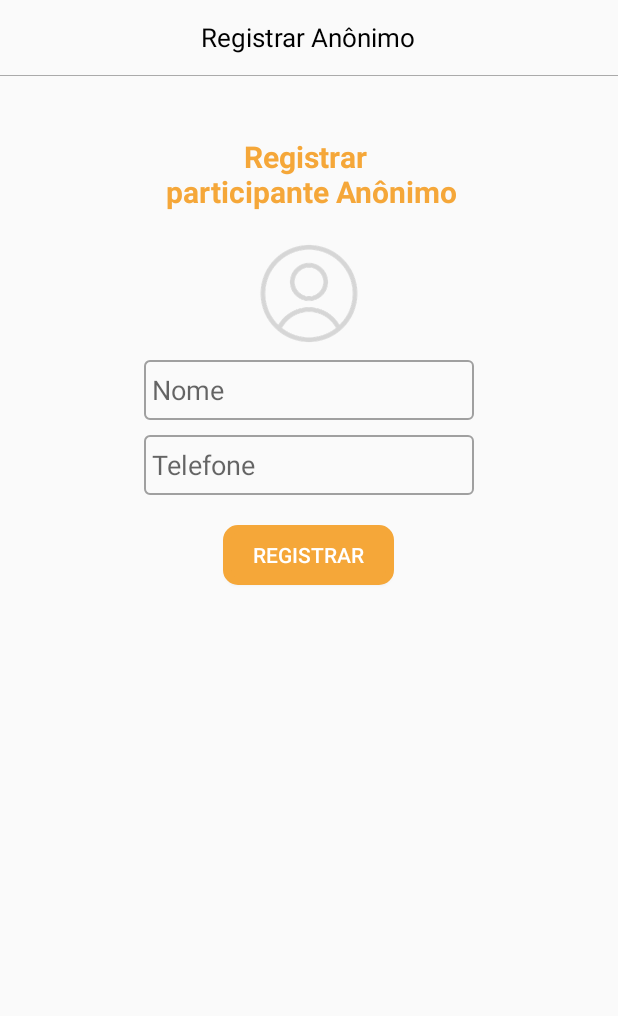
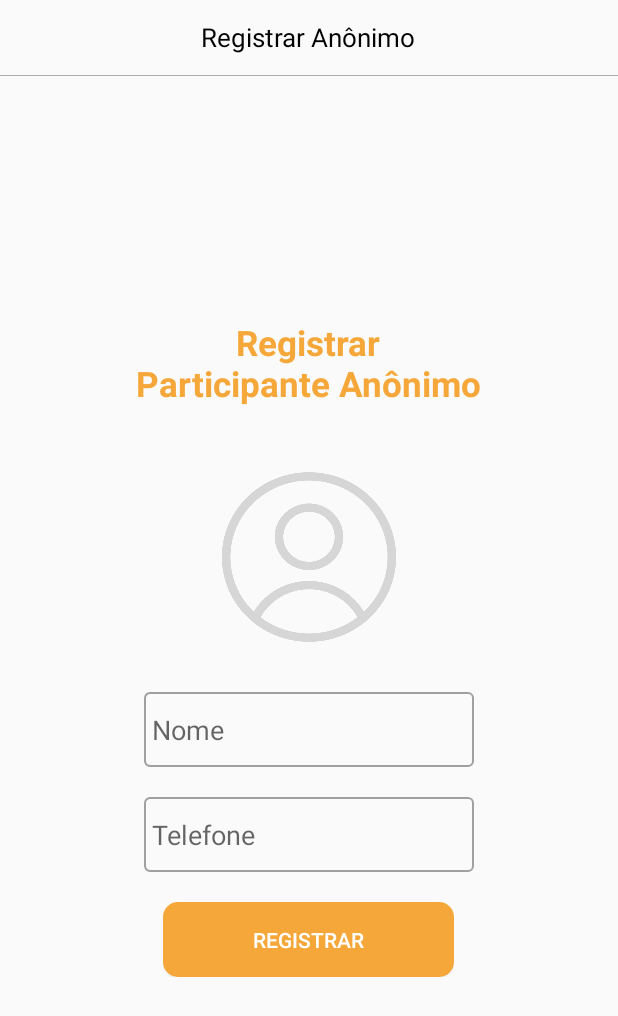
Before and after one commit to vcmoraes/hackathonnatura, an Android app: the layout activity_anonymous.xml on its own in the app's theme, with its tools: preview values and no code run, on a phone screen of 412 x 824 dp. Shown: the top 1016 px of the screen. Run offline under Robolectric (Android 15) with nearby library versions, the phone set to English and light mode, and no system bars.

Commit message:
ajustes layout

```diff
--- a/HackathonNaturaApp/app/src/main/res/layout/activity_anonymous.xml
+++ b/HackathonNaturaApp/app/src/main/res/layout/activity_anonymous.xml
@@ -1,10 +1,11 @@
 <?xml version="1.0" encoding="utf-8"?>
-<LinearLayout xmlns:android="http://schemas.android.com/apk/res/android"
+<RelativeLayout xmlns:android="http://schemas.android.com/apk/res/android"
     android:layout_width="match_parent"
     android:layout_height="match_parent"
     android:orientation="vertical">
 
     <FrameLayout
+        android:id="@+id/top"
         android:layout_width="match_parent"
         android:layout_height="50dp">
 
@@ -21,59 +22,68 @@
     <View
         android:layout_width="match_parent"
         android:layout_height="0.5dp"
+        android:layout_below="@+id/top"
         android:background="@android:color/darker_gray" />
 
+    <LinearLayout
+        android:layout_width="match_parent"
+        android:layout_height="wrap_content"
+        android:layout_centerInParent="true"
+        android:orientation="vertical">
 
         <TextView
             android:id="@+id/textView_screen_title"
             android:layout_width="wrap_content"
             android:layout_height="wrap_content"
+            android:layout_gravity="center_vertical|center"
             android:layout_marginTop="40dp"
+            android:text="@string/anonimo_titulo"
+            android:textAlignment="center"
             android:textColor="@color/colorPrimary"
-        android:text="@string/anonimo_titulo"
-        android:textStyle="bold"
-        android:textSize="20sp"
-        android:textAlignment="center"
-        android:layout_gravity="center_vertical|center"/>
+            android:textSize="23sp"
+            android:textStyle="bold" />
 
         <ImageView
             android:id="@+id/image_anonymous_user"
-        android:layout_width="wrap_content"
-        android:layout_height="wrap_content"
-        android:layout_marginTop="20dp"
-        android:src="@drawable/anonynous_user"
+            android:layout_width="120dp"
+            android:layout_height="120dp"
+            android:layout_gravity="center_vertical|center"
+            android:layout_marginTop="40dp"
             android:scaleType="fitXY"
-        android:layout_gravity="center_vertical|center"/>
+            android:src="@drawable/pessoa_01" />
 
         <EditText
             android:id="@+id/edit_text_name"
             android:layout_width="220dip"
-        android:layout_height="40dip"
-        android:layout_marginTop="10dp"
-        android:padding="5dp"
+            android:layout_height="50dip"
+            android:layout_gravity="center_vertical|center"
+            android:layout_marginTop="30dp"
+            android:background="@drawable/round_edit_text"
             android:hint="@string/name"
-        android:background="@drawable/round_edit_text"
-        android:layout_gravity="center_vertical|center"/>
+            android:padding="5dp" />
 
         <EditText
             android:id="@+id/edit_text_phone_number"
             android:layout_width="220dip"
-        android:layout_height="40dip"
-        android:layout_marginTop="10dp"
-        android:padding="5dp"
+            android:layout_height="50dip"
+            android:layout_gravity="center_vertical|center"
+            android:layout_marginTop="20dp"
+            android:background="@drawable/round_edit_text"
             android:hint="@string/telefone"
-        android:background="@drawable/round_edit_text"
-        android:layout_gravity="center_vertical|center"/>
+            android:padding="5dp" />
 
         <Button
             android:id="@+id/button_register"
             android:layout_width="wrap_content"
-        android:layout_height="40dp"
+            android:layout_height="50dp"
+            android:layout_gravity="center_vertical|center"
             android:layout_marginTop="20dp"
-        android:paddingLeft="20dp"
-        android:paddingRight="20dp"
+            android:background="@drawable/round_button"
+            android:paddingLeft="60dp"
+            android:paddingRight="60dp"
             android:text="@string/registrar"
-        android:textColor="@android:color/white"
-        android:background="@drawable/round_button"
-        android:layout_gravity="center_vertical|center"/>
+            android:textColor="@android:color/white" />
+
     </LinearLayout>
+
+</RelativeLayout>
--- a/HackathonNaturaApp/app/src/main/res/values/strings.xml
+++ b/HackathonNaturaApp/app/src/main/res/values/strings.xml
@@ -5,7 +5,7 @@
     <string name="entrar">ENTRAR</string>
     <string name="registrados">REGISTRADOS</string>
     <string name="anonimos">ANÔNIMOS</string>
-    <string name="anonimo_titulo">Registrar \n participante Anônimo</string>
+    <string name="anonimo_titulo">Registrar\nParticipante Anônimo</string>
     <string name="name">Nome</string>
     <string name="telefone">Telefone</string>
     <string name="registrar">REGISTRAR</string>
```
Lines whose indentation alone changed are shown as unchanged.
